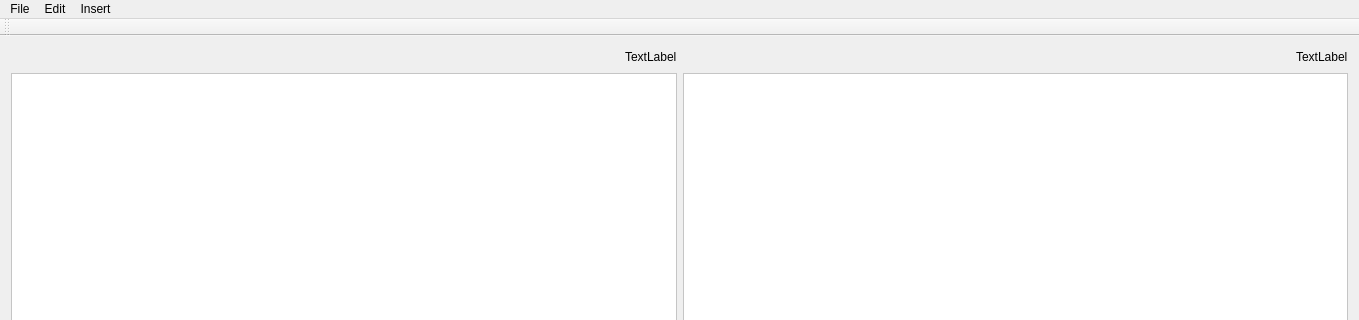
First picture: the form in DeepReader/deepreader.ui, repository shanalily/DeepReader, before the edit; both pictures show x 0 to 1359 and y 0 to 320 of the 1359 by 856 pixel window.
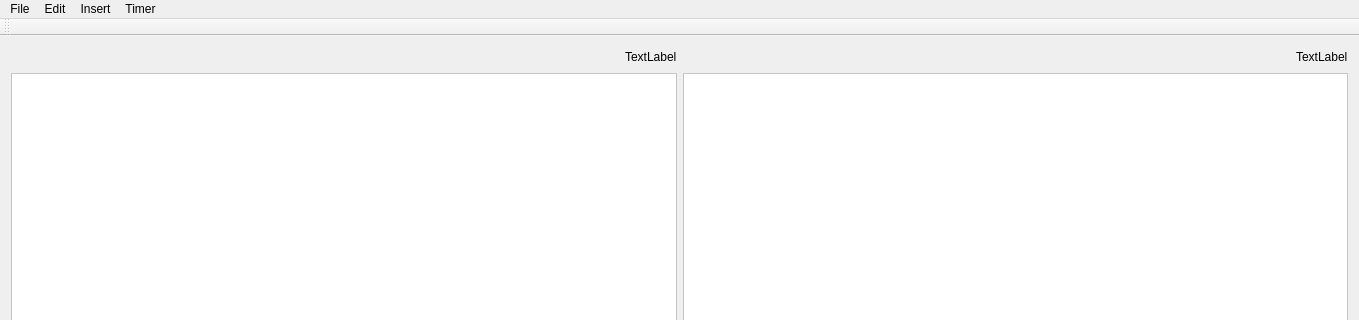
Second picture: the form after the edit. Icons and pictures are not drawn.

Commit message: add ui features for timer

The edit to the form file:
```diff
--- a/DeepReader/deepreader.ui
+++ b/DeepReader/deepreader.ui
@@ -558,9 +558,18 @@
     </property>
     <addaction name="actionBullet_List"/>
    </widget>
+   <widget class="QMenu" name="menuTimer">
+    <property name="title">
+     <string>Timer</string>
+    </property>
+    <addaction name="actionSet_Timer"/>
+    <addaction name="actionStart"/>
+    <addaction name="actionStop"/>
+   </widget>
    <addaction name="menuFile"/>
    <addaction name="menuEdit"/>
    <addaction name="menuInsert"/>
+   <addaction name="menuTimer"/>
   </widget>
   <widget class="QToolBar" name="mainToolBar">
    <attribute name="toolBarArea">
```
Left out of the diff: 15 changed lines with no effect on the pictures. The commit also changes 2 other files.
